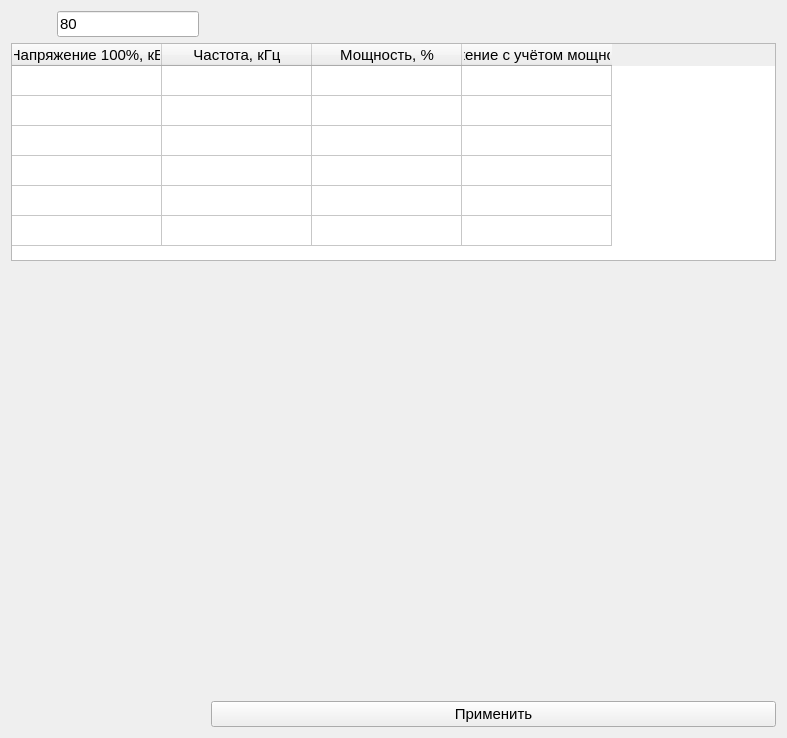
fdult/acceptance_generator, file voltage.ui: the form before one commit.
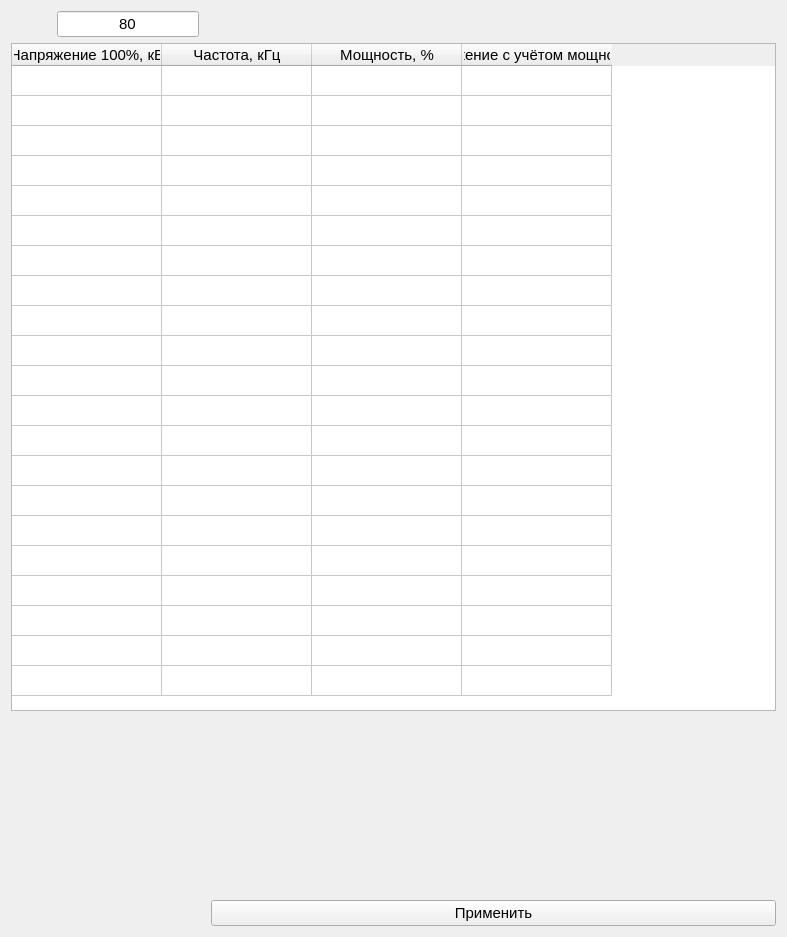
The form after the commit. Icons and pictures are not drawn. Custom widgets are drawn as their Qt base class.

What changed in the file:
```diff
--- a/voltage.ui
+++ b/voltage.ui
@@ -7,7 +7,7 @@
     <x>0</x>
     <y>0</y>
     <width>787</width>
-    <height>738</height>
+    <height>937</height>
    </rect>
   </property>
   <property name="focusPolicy">
@@ -92,6 +92,9 @@
      <property name="showGrid">
       <bool>true</bool>
      </property>
+     <property name="rowCount">
+      <number>21</number>
+     </property>
      <attribute name="horizontalHeaderDefaultSectionSize">
       <number>150</number>
      </attribute>
@@ -128,6 +131,81 @@
        <string>Новая строка</string>
       </property>
      </row>
+     <row>
+      <property name="text">
+       <string>Новая строка</string>
+      </property>
+     </row>
+     <row>
+      <property name="text">
+       <string>Новая строка</string>
+      </property>
+     </row>
+     <row>
+      <property name="text">
+       <string>Новая строка</string>
+      </property>
+     </row>
+     <row>
+      <property name="text">
+       <string>Новая строка</string>
+      </property>
+     </row>
+     <row>
+      <property name="text">
+       <string>Новая строка</string>
+      </property>
+     </row>
+     <row>
+      <property name="text">
+       <string>Новая строка</string>
+      </property>
+     </row>
+     <row>
+      <property name="text">
+       <string>Новая строка</string>
+      </property>
+     </row>
+     <row>
+      <property name="text">
+       <string>Новая строка</string>
+      </property>
+     </row>
+     <row>
+      <property name="text">
+       <string>Новая строка</string>
+      </property>
+     </row>
+     <row>
+      <property name="text">
+       <string>Новая строка</string>
+      </property>
+     </row>
+     <row>
+      <property name="text">
+       <string>Новая строка</string>
+      </property>
+     </row>
+     <row>
+      <property name="text">
+       <string>Новая строка</string>
+      </property>
+     </row>
+     <row>
+      <property name="text">
+       <string>Новая строка</string>
+      </property>
+     </row>
+     <row>
+      <property name="text">
+       <string>Новая строка</string>
+      </property>
+     </row>
+     <row>
+      <property name="text">
+       <string>Новая строка</string>
+      </property>
+     </row>
      <column>
       <property name="text">
        <string>Напряжение 100%, кВ</string>
@@ -197,7 +275,7 @@
        <string/>
       </property>
       <property name="flags">
-       <set>ItemIsSelectable|ItemIsEnabled</set>
+       <set>ItemIsSelectable|ItemIsEditable|ItemIsUserCheckable|ItemIsEnabled</set>
       </property>
      </item>
      <item row="1" column="0">
@@ -229,7 +307,7 @@
        <string/>
       </property>
       <property name="flags">
-       <set>ItemIsSelectable|ItemIsEnabled</set>
+       <set>ItemIsSelectable|ItemIsEditable|ItemIsUserCheckable|ItemIsEnabled</set>
       </property>
      </item>
      <item row="2" column="0">
@@ -261,7 +339,7 @@
        <string/>
       </property>
       <property name="flags">
-       <set>ItemIsSelectable|ItemIsEnabled</set>
+       <set>ItemIsSelectable|ItemIsEditable|ItemIsUserCheckable|ItemIsEnabled</set>
       </property>
      </item>
      <item row="3" column="0">
@@ -293,7 +371,7 @@
        <string/>
       </property>
       <property name="flags">
-       <set>ItemIsSelectable|ItemIsEnabled</set>
+       <set>ItemIsSelectable|ItemIsEditable|ItemIsUserCheckable|ItemIsEnabled</set>
       </property>
      </item>
      <item row="4" column="0">
@@ -325,7 +403,7 @@
        <string/>
       </property>
       <property name="flags">
-       <set>ItemIsSelectable|ItemIsEnabled</set>
+       <set>ItemIsSelectable|ItemIsEditable|ItemIsUserCheckable|ItemIsEnabled</set>
       </property>
      </item>
      <item row="5" column="0">
@@ -357,9 +435,489 @@
        <string/>
       </property>
       <property name="flags">
+       <set>ItemIsSelectable|ItemIsEditable|ItemIsUserCheckable|ItemIsEnabled</set>
+      </property>
+     </item>
+     <item row="6" column="0">
+      <property name="text">
+       <string/>
+      </property>
+      <property name="flags">
        <set>ItemIsSelectable|ItemIsEnabled</set>
       </property>
      </item>
+     <item row="6" column="1">
+      <property name="text">
+       <string/>
+      </property>
+      <property name="flags">
+       <set>ItemIsSelectable|ItemIsEnabled</set>
+      </property>
+     </item>
+     <item row="6" column="2">
+      <property name="text">
+       <string/>
+      </property>
+      <property name="flags">
+       <set>ItemIsSelectable|ItemIsEditable|ItemIsUserCheckable|ItemIsEnabled</set>
+      </property>
+     </item>
+     <item row="6" column="3">
+      <property name="text">
+       <string/>
+      </property>
+      <property name="flags">
+       <set>ItemIsSelectable|ItemIsEditable|ItemIsUserCheckable|ItemIsEnabled</set>
+      </property>
+     </item>
+     <item row="7" column="0">
+      <property name="text">
+       <string/>
+      </property>
+      <property name="flags">
+       <set>ItemIsSelectable|ItemIsEnabled</set>
+      </property>
+     </item>
+     <item row="7" column="1">
+      <property name="text">
+       <string/>
+      </property>
+      <property name="flags">
+       <set>ItemIsSelectable|ItemIsEnabled</set>
+      </property>
+     </item>
+     <item row="7" column="2">
+      <property name="text">
+       <string/>
+      </property>
+      <property name="flags">
+       <set>ItemIsSelectable|ItemIsEditable|ItemIsUserCheckable|ItemIsEnabled</set>
+      </property>
+     </item>
+     <item row="7" column="3">
+      <property name="text">
+       <string/>
+      </property>
+      <property name="flags">
+       <set>ItemIsSelectable|ItemIsEditable|ItemIsUserCheckable|ItemIsEnabled</set>
+      </property>
+     </item>
+     <item row="8" column="0">
+      <property name="text">
+       <string/>
+      </property>
+      <property name="flags">
+       <set>ItemIsSelectable|ItemIsEnabled</set>
+      </property>
+     </item>
+     <item row="8" column="1">
+      <property name="text">
+       <string/>
+      </property>
+      <property name="flags">
+       <set>ItemIsSelectable|ItemIsEnabled</set>
+      </property>
+     </item>
+     <item row="8" column="2">
+      <property name="text">
+       <string/>
+      </property>
+      <property name="flags">
+       <set>ItemIsSelectable|ItemIsEditable|ItemIsUserCheckable|ItemIsEnabled</set>
+      </property>
+     </item>
+     <item row="8" column="3">
+      <property name="text">
+       <string/>
+      </property>
+      <property name="flags">
+       <set>ItemIsSelectable|ItemIsEditable|ItemIsUserCheckable|ItemIsEnabled</set>
+      </property>
+     </item>
+     <item row="9" column="0">
+      <property name="text">
+       <string/>
+      </property>
+      <property name="flags">
+       <set>ItemIsSelectable|ItemIsEnabled</set>
+      </property>
+     </item>
+     <item row="9" column="1">
+      <property name="text">
+       <string/>
+      </property>
+      <property name="flags">
+       <set>ItemIsSelectable|ItemIsEnabled</set>
+      </property>
+     </item>
+     <item row="9" column="2">
+      <property name="text">
+       <string/>
+      </property>
+      <property name="flags">
+       <set>ItemIsSelectable|ItemIsEditable|ItemIsUserCheckable|ItemIsEnabled</set>
+      </property>
+     </item>
+     <item row="9" column="3">
+      <property name="text">
+       <string/>
+      </property>
+      <property name="flags">
+       <set>ItemIsSelectable|ItemIsEditable|ItemIsUserCheckable|ItemIsEnabled</set>
+      </property>
+     </item>
+     <item row="10" column="0">
+      <property name="text">
+       <string/>
+      </property>
+      <property name="flags">
+       <set>ItemIsSelectable|ItemIsEnabled</set>
+      </property>
+     </item>
+     <item row="10" column="1">
+      <property name="text">
+       <string/>
+      </property>
+      <property name="flags">
+       <set>ItemIsSelectable|ItemIsEnabled</set>
+      </property>
+     </item>
+     <item row="10" column="2">
+      <property name="text">
+       <string/>
+      </property>
+      <property name="flags">
+       <set>ItemIsSelectable|ItemIsEditable|ItemIsUserCheckable|ItemIsEnabled</set>
+      </property>
+     </item>
+     <item row="10" column="3">
+      <property name="text">
+       <string/>
+      </property>
+      <property name="flags">
+       <set>ItemIsSelectable|ItemIsEditable|ItemIsUserCheckable|ItemIsEnabled</set>
+      </property>
+     </item>
+     <item row="11" column="0">
+      <property name="text">
+       <string/>
+      </property>
+      <property name="flags">
+       <set>ItemIsSelectable|ItemIsEnabled</set>
+      </property>
+     </item>
+     <item row="11" column="1">
+      <property name="text">
+       <string/>
+      </property>
+      <property name="flags">
+       <set>ItemIsSelectable|ItemIsEnabled</set>
+      </property>
+     </item>
+     <item row="11" column="2">
+      <property name="text">
+       <string/>
+      </property>
+      <property name="flags">
+       <set>ItemIsSelectable|ItemIsEditable|ItemIsUserCheckable|ItemIsEnabled</set>
+      </property>
+     </item>
+     <item row="11" column="3">
+      <property name="text">
+       <string/>
+      </property>
+      <property name="flags">
+       <set>ItemIsSelectable|ItemIsEditable|ItemIsUserCheckable|ItemIsEnabled</set>
+      </property>
+     </item>
+     <item row="12" column="0">
+      <property name="text">
+       <string/>
+      </property>
+      <property name="flags">
+       <set>ItemIsSelectable|ItemIsEnabled</set>
+      </property>
+     </item>
+     <item row="12" column="1">
+      <property name="text">
+       <string/>
+      </property>
+      <property name="flags">
+       <set>ItemIsSelectable|ItemIsEnabled</set>
+      </property>
+     </item>
+     <item row="12" column="2">
+      <property name="text">
+       <string/>
+      </property>
+      <property name="flags">
+       <set>ItemIsSelectable|ItemIsEditable|ItemIsUserCheckable|ItemIsEnabled</set>
+      </property>
+     </item>
+     <item row="12" column="3">
+      <property name="text">
+       <string/>
+      </property>
+      <property name="flags">
+       <set>ItemIsSelectable|ItemIsEditable|ItemIsUserCheckable|ItemIsEnabled</set>
+      </property>
+     </item>
+     <item row="13" column="0">
+      <property name="text">
+       <string/>
+      </property>
+      <property name="flags">
+       <set>ItemIsSelectable|ItemIsEnabled</set>
+      </property>
+     </item>
+     <item row="13" column="1">
+      <property name="text">
+       <string/>
+      </property>
+      <property name="flags">
+       <set>ItemIsSelectable|ItemIsEnabled</set>
+      </property>
+     </item>
+     <item row="13" column="2">
+      <property name="text">
+       <string/>
+      </property>
+      <property name="flags">
+       <set>ItemIsSelectable|ItemIsEditable|ItemIsUserCheckable|ItemIsEnabled</set>
+      </property>
+     </item>
+     <item row="13" column="3">
+      <property name="text">
+       <string/>
+      </property>
+      <property name="flags">
+       <set>ItemIsSelectable|ItemIsEditable|ItemIsUserCheckable|ItemIsEnabled</set>
+      </property>
+     </item>
+     <item row="14" column="0">
+      <property name="text">
+       <string/>
+      </property>
+      <property name="flags">
+       <set>ItemIsSelectable|ItemIsEnabled</set>
+      </property>
+     </item>
+     <item row="14" column="1">
+      <property name="text">
+       <string/>
+      </property>
+      <property name="flags">
+       <set>ItemIsSelectable|ItemIsEnabled</set>
+      </property>
+     </item>
+     <item row="14" column="2">
+      <property name="text">
+       <string/>
+      </property>
+      <property name="flags">
+       <set>ItemIsSelectable|ItemIsEditable|ItemIsUserCheckable|ItemIsEnabled</set>
+      </property>
+     </item>
+     <item row="14" column="3">
+      <property name="text">
+       <string/>
+      </property>
+      <property name="flags">
+       <set>ItemIsSelectable|ItemIsEditable|ItemIsUserCheckable|ItemIsEnabled</set>
+      </property>
+     </item>
+     <item row="15" column="0">
+      <property name="text">
+       <string/>
+      </property>
+      <property name="flags">
+       <set>ItemIsSelectable|ItemIsEnabled</set>
+      </property>
+     </item>
+     <item row="15" column="1">
+      <property name="text">
+       <string/>
+      </property>
+      <property name="flags">
+       <set>ItemIsSelectable|ItemIsEnabled</set>
+      </property>
+     </item>
+     <item row="15" column="2">
+      <property name="text">
+       <string/>
+      </property>
+      <property name="flags">
+       <set>ItemIsSelectable|ItemIsEditable|ItemIsUserCheckable|ItemIsEnabled</set>
+      </property>
+     </item>
+     <item row="15" column="3">
+      <property name="text">
+       <string/>
+      </property>
+      <property name="flags">
+       <set>ItemIsSelectable|ItemIsEditable|ItemIsUserCheckable|ItemIsEnabled</set>
+      </property>
+     </item>
+     <item row="16" column="0">
+      <property name="text">
+       <string/>
+      </property>
+      <property name="flags">
+       <set>ItemIsSelectable|ItemIsEnabled</set>
+      </property>
+     </item>
+     <item row="16" column="1">
+      <property name="text">
+       <string/>
+      </property>
+      <property name="flags">
+       <set>ItemIsSelectable|ItemIsEnabled</set>
+      </property>
+     </item>
+     <item row="16" column="2">
+      <property name="text">
+       <string/>
+      </property>
+      <property name="flags">
+       <set>ItemIsSelectable|ItemIsEditable|ItemIsUserCheckable|ItemIsEnabled</set>
+      </property>
+     </item>
+     <item row="16" column="3">
+      <property name="text">
+       <string/>
+      </property>
+      <property name="flags">
+       <set>ItemIsSelectable|ItemIsEditable|ItemIsUserCheckable|ItemIsEnabled</set>
+      </property>
+     </item>
+     <item row="17" column="0">
+      <property name="text">
+       <string/>
+      </property>
+      <property name="flags">
+       <set>ItemIsSelectable|ItemIsEnabled</set>
+      </property>
+     </item>
+     <item row="17" column="1">
+      <property name="text">
+       <string/>
+      </property>
+      <property name="flags">
+       <set>ItemIsSelectable|ItemIsEnabled</set>
+      </property>
+     </item>
+     <item row="17" column="2">
+      <property name="text">
+       <string/>
+      </property>
+      <property name="flags">
+       <set>ItemIsSelectable|ItemIsEditable|ItemIsUserCheckable|ItemIsEnabled</set>
+      </property>
+     </item>
+     <item row="17" column="3">
+      <property name="text">
+       <string/>
+      </property>
+      <property name="flags">
+       <set>ItemIsSelectable|ItemIsEditable|ItemIsUserCheckable|ItemIsEnabled</set>
+      </property>
+     </item>
+     <item row="18" column="0">
+      <property name="text">
+       <string/>
+      </property>
+      <property name="flags">
+       <set>ItemIsSelectable|ItemIsEnabled</set>
+      </property>
+     </item>
+     <item row="18" column="1">
+      <property name="text">
+       <string/>
+      </property>
+      <property name="flags">
+       <set>ItemIsSelectable|ItemIsEnabled</set>
+      </property>
+     </item>
+     <item row="18" column="2">
+      <property name="text">
+       <string/>
+      </property>
+      <property name="flags">
+       <set>ItemIsSelectable|ItemIsEditable|ItemIsUserCheckable|ItemIsEnabled</set>
+      </property>
+     </item>
+     <item row="18" column="3">
+      <property name="text">
+       <string/>
+      </property>
+      <property name="flags">
+       <set>ItemIsSelectable|ItemIsEditable|ItemIsUserCheckable|ItemIsEnabled</set>
+      </property>
+     </item>
+     <item row="19" column="0">
+      <property name="text">
+       <string/>
+      </property>
+      <property name="flags">
+       <set>ItemIsSelectable|ItemIsEnabled</set>
+      </property>
+     </item>
+     <item row="19" column="1">
+      <property name="text">
+       <string/>
+      </property>
+      <property name="flags">
+       <set>ItemIsSelectable|ItemIsEnabled</set>
+      </property>
+     </item>
+     <item row="19" column="2">
+      <property name="text">
+       <string/>
+      </property>
+      <property name="flags">
+       <set>ItemIsSelectable|ItemIsEditable|ItemIsUserCheckable|ItemIsEnabled</set>
+      </property>
+     </item>
+     <item row="19" column="3">
+      <property name="text">
+       <string/>
+      </property>
+      <property name="flags">
+       <set>ItemIsSelectable|ItemIsEditable|ItemIsUserCheckable|ItemIsEnabled</set>
+      </property>
+     </item>
+     <item row="20" column="0">
+      <property name="text">
+       <string/>
+      </property>
+      <property name="flags">
+       <set>ItemIsSelectable|ItemIsEnabled</set>
+      </property>
+     </item>
+     <item row="20" column="1">
+      <property name="text">
+       <string/>
+      </property>
+      <property name="flags">
+       <set>ItemIsSelectable|ItemIsEnabled</set>
+      </property>
+     </item>
+     <item row="20" column="2">
+      <property name="text">
+       <string/>
+      </property>
+      <property name="flags">
+       <set>ItemIsSelectable|ItemIsEditable|ItemIsUserCheckable|ItemIsEnabled</set>
+      </property>
+     </item>
+     <item row="20" column="3">
+      <property name="text">
+       <string/>
+      </property>
+      <property name="flags">
+       <set>ItemIsSelectable|ItemIsEditable|ItemIsUserCheckable|ItemIsEnabled</set>
+      </property>
+     </item>
     </widget>
    </item>
    <item row="2" column="0" colspan="4">
@@ -394,6 +952,9 @@
      <property name="text">
       <string>80</string>
      </property>
+     <property name="alignment">
+      <set>Qt::AlignCenter</set>
+     </property>
     </widget>
    </item>
    <item row="0" column="3">
```
Left out of the diff: 3 changed lines with no effect on the pictures.
